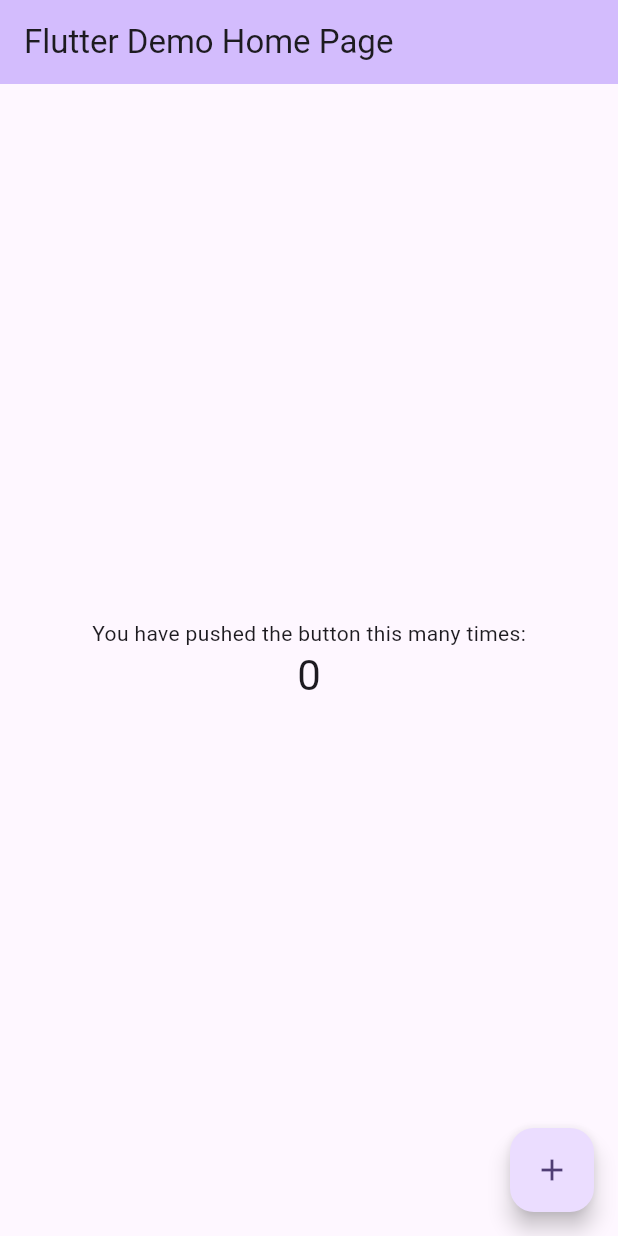
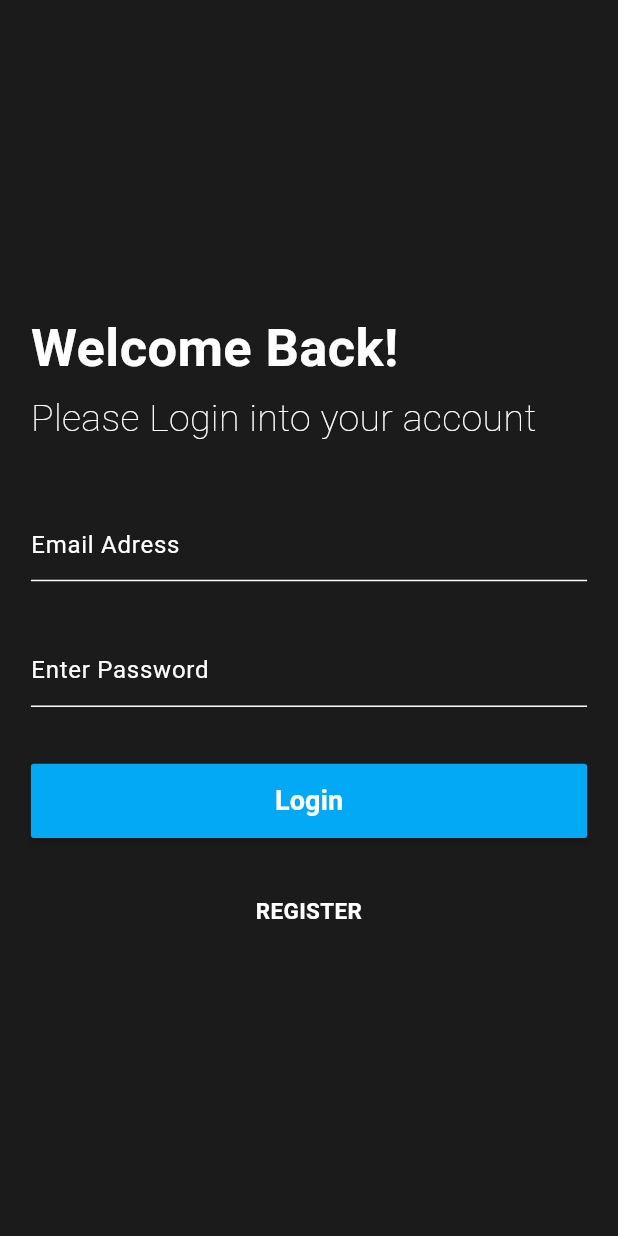
Before and after one commit to EbenezerBaafi/chit_chat, a Flutter app: the screen it shows after launch, on a phone screen of 412 x 824 dp. Run offline on Flutter 3.47's test engine with Material 3 defaults, Android fonts, the phone set to English and light mode, and no system bars; our stand-ins replace firebase_analytics, firebase_core; accounts and stored records are empty.

Commit message:
Added the login page for chit_chat

```diff
--- a/lib/main.dart
+++ b/lib/main.dart
@@ -1,123 +1,31 @@
+import 'package:firebase_core/firebase_core.dart';
 import 'package:flutter/material.dart';
 import 'package:firebase_analytics/firebase_analytics.dart';
+import './pages/login_page.dart';
 
-void main() {
+void main() async {
+  WidgetsFlutterBinding.ensureInitialized();
+  await Firebase.initializeApp();
   runApp(const MyApp());
 }
 
 class MyApp extends StatelessWidget {
   const MyApp({super.key});
 
-  // This widget is the root of your application.
   @override
   Widget build(BuildContext context) {
     return MaterialApp(
-      title: 'Flutter Demo',
+      title: 'Chit Chat',
       theme: ThemeData(
-        // This is the theme of your application.
-        //
-        // TRY THIS: Try running your application with "flutter run". You'll see
-        // the application has a purple toolbar. Then, without quitting the app,
-        // try changing the seedColor in the colorScheme below to Colors.green
-        // and then invoke "hot reload" (save your changes or press the "hot
-        // reload" button in a Flutter-supported IDE, or press "r" if you used
-        // the command line to start the app).
-        //
-        // Notice that the counter didn't reset back to zero; the application
-        // state is not lost during the reload. To reset the state, use hot
-        // restart instead.
-        //
-        // This works for code too, not just values: Most code changes can be
-        // tested with just a hot reload.
-        colorScheme: .fromSeed(seedColor: Colors.deepPurple),
+        brightness: Brightness.dark,
+        primaryColor: Color.fromRGBO(42, 117, 188, 1),
+        colorScheme: ColorScheme.dark(
+          primary: Color.fromRGBO(42, 117, 188, 1),
+          secondary: Color.fromRGBO(42, 117, 188, 1),
+          surface: Color.fromRGBO(28, 27, 27, 1),
+        ),
       ),
-      home: const MyHomePage(title: 'Flutter Demo Home Page'),
+      home: LoginPage(),
     );
   }
 }
-
-class MyHomePage extends StatefulWidget {
-  const MyHomePage({super.key, required this.title});
-
-  // This widget is the home page of your application. It is stateful, meaning
-  // that it has a State object (defined below) that contains fields that affect
-  // how it looks.
-
-  // This class is the configuration for the state. It holds the values (in this
-  // case the title) provided by the parent (in this case the App widget) and
-  // used by the build method of the State. Fields in a Widget subclass are
-  // always marked "final".
-
-  final String title;
-
-  @override
-  State<MyHomePage> createState() => _MyHomePageState();
-}
-
-class _MyHomePageState extends State<MyHomePage> {
-  int _counter = 0;
-
-  void _incrementCounter() {
-    setState(() {
-      // This call to setState tells the Flutter framework that something has
-      // changed in this State, which causes it to rerun the build method below
-      // so that the display can reflect the updated values. If we changed
-      // _counter without calling setState(), then the build method would not be
-      // called again, and so nothing would appear to happen.
-      _counter++;
-    });
-  }
-
-  @override
-  Widget build(BuildContext context) {
-    // This method is rerun every time setState is called, for instance as done
-    // by the _incrementCounter method above.
-    //
-    // The Flutter framework has been optimized to make rerunning build methods
-    // fast, so that you can just rebuild anything that needs updating rather
-    // than having to individually change instances of widgets.
-    return Scaffold(
-      appBar: AppBar(
-        // TRY THIS: Try changing the color here to a specific color (to
-        // Colors.amber, perhaps?) and trigger a hot reload to see the AppBar
-        // change color while the other colors stay the same.
-        backgroundColor: Theme.of(context).colorScheme.inversePrimary,
-        // Here we take the value from the MyHomePage object that was created by
-        // the App.build method, and use it to set our appbar title.
-        title: Text(widget.title),
-      ),
-      body: Center(
-        // Center is a layout widget. It takes a single child and positions it
-        // in the middle of the parent.
-        child: Column(
-          // Column is also a layout widget. It takes a list of children and
-          // arranges them vertically. By default, it sizes itself to fit its
-          // children horizontally, and tries to be as tall as its parent.
-          //
-          // Column has various properties to control how it sizes itself and
-          // how it positions its children. Here we use mainAxisAlignment to
-          // center the children vertically; the main axis here is the vertical
-          // axis because Columns are vertical (the cross axis would be
-          // horizontal).
-          //
-          // TRY THIS: Invoke "debug painting" (choose the "Toggle Debug Paint"
-          // action in the IDE, or press "p" in the console), to see the
-          // wireframe for each widget.
-          mainAxisAlignment: .center,
-          children: [
-            const Text('You have pushed the button this many times:'),
-            Text(
-              '$_counter',
-              style: Theme.of(context).textTheme.headlineMedium,
-            ),
-          ],
-        ),
-      ),
-      floatingActionButton: FloatingActionButton(
-        onPressed: _incrementCounter,
-        tooltip: 'Increment',
-        child: const Icon(Icons.add),
-      ),
-    );
-  }
-}
--- /dev/null
+++ b/lib/pages/login_page.dart
@@ -0,0 +1,161 @@
+
+import 'package:flutter/material.dart';
+
+class LoginPage extends StatefulWidget{
+
+  @override
+  State<StatefulWidget> createState(){
+    return _LoginPageState();
+  }
+}
+
+class _LoginPageState extends State<LoginPage>{
+
+  double? _deviceHeight;
+  double? _deviceWidth;
+
+  GlobalKey<FormState>? _formKey;
+
+  _LoginPageState(){
+    _formKey = GlobalKey<FormState>();
+  }
+
+
+  @override
+  Widget build(BuildContext context){
+    _deviceHeight = MediaQuery.of(context).size.height;
+    _deviceWidth = MediaQuery.of(context).size.width;
+    return Scaffold(
+      backgroundColor: Theme.of(context).colorScheme.surface,
+      body: Align(
+        alignment: Alignment.center,
+        child: _loginPageUi(),
+      ),
+    );
+  }
+  Widget _loginPageUi(){
+    return Container(
+      height: _deviceHeight !* 0.60,
+      padding: EdgeInsets.symmetric(horizontal: _deviceWidth !* 0.05),
+      alignment: Alignment.center,
+      child: Column(
+        mainAxisAlignment: MainAxisAlignment.spaceEvenly,
+        mainAxisSize: MainAxisSize.max,
+        crossAxisAlignment: CrossAxisAlignment.start,
+        children: <Widget>[
+          _headingWidget(),
+          _inputForm(),
+          _loginButton(),
+          _registerButton(),
+        ],
+      ),
+    );
+  }
+  Widget _headingWidget(){
+    return Container(
+      height: _deviceHeight! * 0.12,
+      child: Column(
+      mainAxisAlignment: MainAxisAlignment.spaceEvenly,
+      mainAxisSize: MainAxisSize.max,
+      crossAxisAlignment: CrossAxisAlignment.start,
+      children: <Widget>[
+        Text('Welcome Back!',
+          style: TextStyle(fontSize: 35, fontWeight: FontWeight.w700
+          ),
+        ),
+        Text(
+          'Please Login into your account',
+          style: TextStyle(fontSize: 25, fontWeight: FontWeight.w200),
+        )
+      ],
+    ),
+    );
+  }
+  Widget _inputForm(){
+    return Container(
+      height: _deviceHeight !* 0.16,
+      child: Form(
+        key: _formKey,
+        onChanged: (){},
+        child: Column(
+          mainAxisAlignment: MainAxisAlignment.spaceBetween,
+          mainAxisSize: MainAxisSize.max,
+          crossAxisAlignment: CrossAxisAlignment.start,
+          children: [
+            _emailTextField(),
+            _passwordTextField()
+          ],
+        ),
+      ),
+    );
+  }
+  Widget _emailTextField (){
+    return TextFormField(
+      autocorrect: false,
+      style: TextStyle(
+        color: Colors.white
+      ),
+      validator: (_input) {},
+      onSaved: (_input) {},
+      cursorColor: Colors.white,
+      decoration: InputDecoration(
+        hintText: 'Email Adress',
+        focusedBorder: UnderlineInputBorder(
+            borderSide: BorderSide(color: Colors.white)
+        ),
+      ),
+    );
+  }
+  Widget _passwordTextField (){
+    return TextFormField(
+      autocorrect: false,
+      obscureText: true,
+      style: TextStyle(
+        color: Colors.white
+      ),
+      validator: (_input) {},
+      onSaved: (_input) {},
+      cursorColor: Colors.white,
+      decoration: InputDecoration(
+        hintText: 'Enter Password',
+        focusedBorder: UnderlineInputBorder(
+            borderSide: BorderSide(color: Colors.white)
+        ),
+      ),
+    );
+  }
+  Widget _loginButton(){
+    return Container(
+      height: _deviceHeight !* .06,
+      width: _deviceWidth,
+      child: MaterialButton(
+        onPressed: (){},
+        color: Colors.lightBlue,
+        child: Text(
+          'Login',
+          style: TextStyle(fontSize: 18, fontWeight: FontWeight.w700),
+        ),
+      ),
+    );
+  }
+  Widget _registerButton(){
+    return GestureDetector(
+      onTap: (){
+        print('heyy');
+      },
+      child: Container(
+        height: _deviceWidth !* 0.06,
+        width: _deviceWidth,
+        child: Text(
+          'REGISTER',
+          textAlign: TextAlign.center,
+          style: TextStyle(
+            fontSize: 15,
+            fontWeight: FontWeight.w700,
+            color: Colors.white
+          ),
+        ),
+      ),
+    );
+    }
+  }
```
Also changed, not shown: 2 other files.
